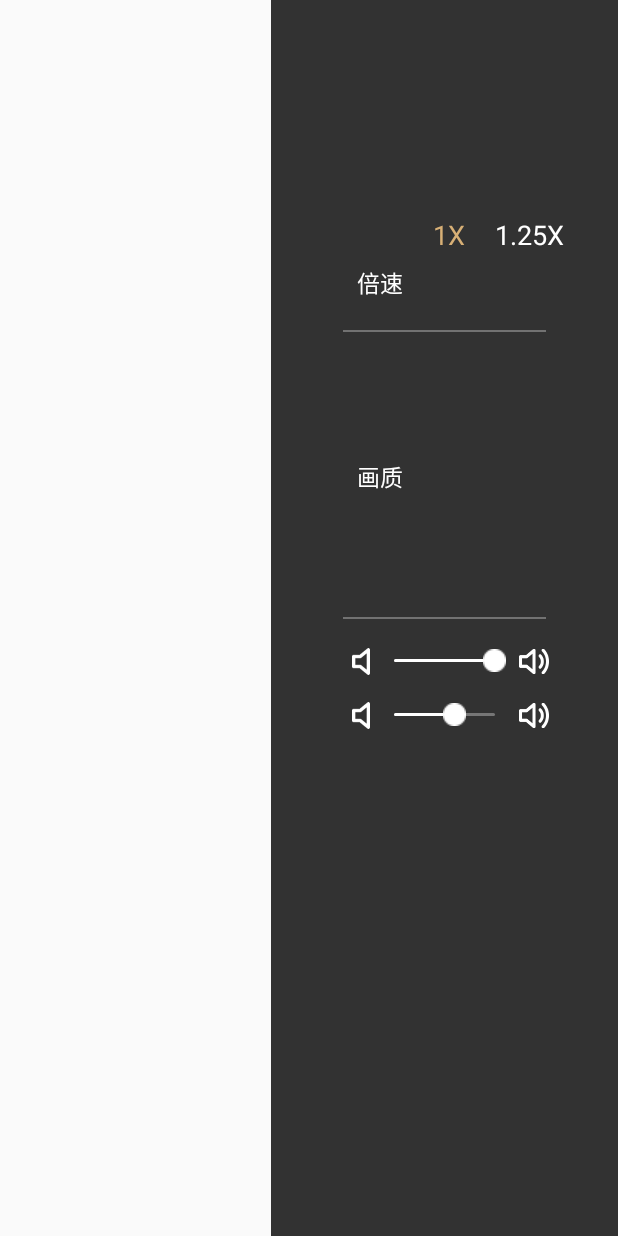
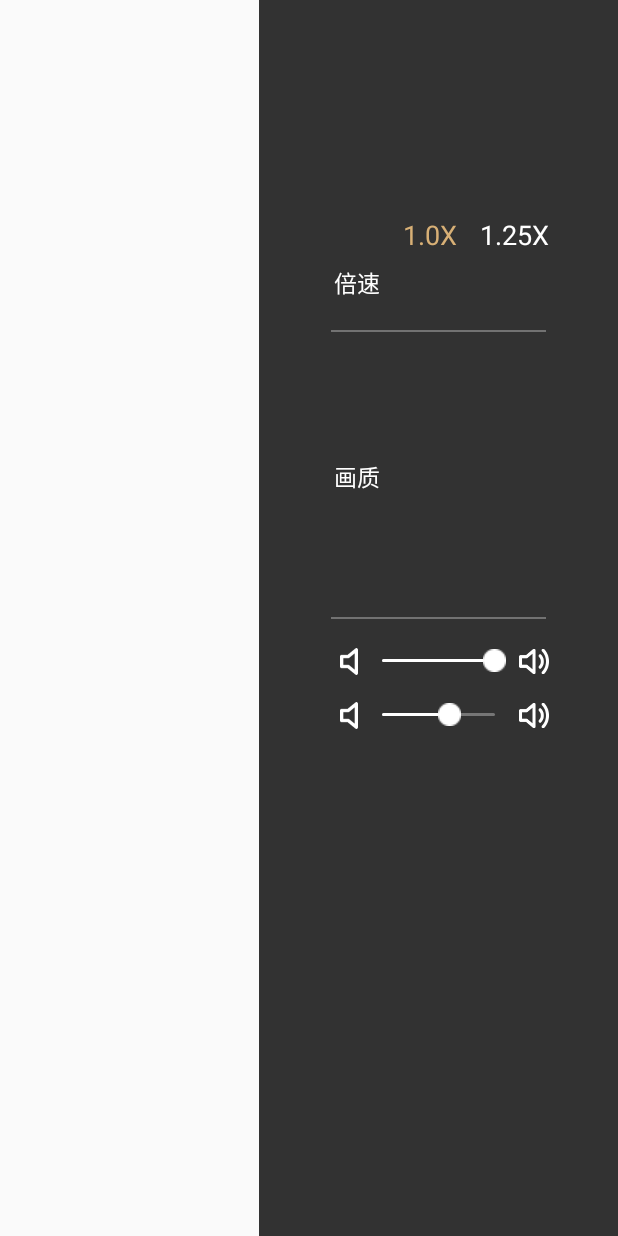
Before and after one commit to L1145418863/jzExpand, an Android app: the layout jz_dialog_more_filled.xml on its own in the app's theme, with its tools: preview values and no code run, on a phone screen of 412 x 824 dp. Run offline under Robolectric (Android 15) with nearby library versions, the phone set to English and light mode, and no system bars.

Commit message:
更新 更多弹框功能

```diff
--- a/app/src/main/java/com/example/administrator/newjz/MainActivity.java
+++ b/app/src/main/java/com/example/administrator/newjz/MainActivity.java
@@ -1,5 +1,6 @@
 package com.example.administrator.newjz;
 
+import android.content.pm.ActivityInfo;
 import android.support.v7.app.AppCompatActivity;
 import android.os.Bundle;
 import android.util.Log;
@@ -90,8 +91,10 @@ public class MainActivity extends AppCompatActivity {
             }
         });
         jzvideoplayerstandard.startVideo();
+        //设置全屏播放
+        JZVideoPlayer.FULLSCREEN_ORIENTATION = ActivityInfo.SCREEN_ORIENTATION_LANDSCAPE;  //横向
+
     }
-
 
     @Override//点击返回键不关闭当前activity
     public void onBackPressed() {
--- a/jiaozivideoplayer/src/main/java/cn/jzvd/JZVideoPlayerStandard.java
+++ b/jiaozivideoplayer/src/main/java/cn/jzvd/JZVideoPlayerStandard.java
@@ -144,6 +144,7 @@ public class JZVideoPlayerStandard extends JZVideoPlayer {
             }
             //显示倍速按钮
             video_speed.setVisibility(View.VISIBLE);
+            video_speed.setText(VariableUtil.speedSize + "X");
             //显示分集按钮
             select_index.setText(isSelection ? "选集" : "");
             //显示下一集按钮
--- a/jiaozivideoplayer/src/main/res/layout/jz_dialog_more_filled.xml
+++ b/jiaozivideoplayer/src/main/res/layout/jz_dialog_more_filled.xml
@@ -9,21 +9,21 @@
     <LinearLayout
         android:layout_width="0dp"
         android:layout_height="match_parent"
-        android:layout_weight="44">
+        android:layout_weight="42">
 
     </LinearLayout>
 
     <android.support.constraint.ConstraintLayout
         android:layout_width="0dp"
         android:layout_height="match_parent"
-        android:layout_weight="56"
+        android:layout_weight="58"
         android:background="#cc000000">
 
         <TextView
             android:id="@+id/notfind_text1"
             android:layout_width="wrap_content"
             android:layout_height="wrap_content"
-            android:layout_marginLeft="57dp"
+            android:layout_marginLeft="50dp"
             android:layout_marginBottom="20dp"
             android:text="倍速"
             android:textColor="#ffffffff"
@@ -31,11 +31,11 @@
             app:layout_constraintBottom_toTopOf="@+id/notfind_text2"
             app:layout_constraintStart_toStartOf="parent" />
 
-        <RadioGroup
+        <LinearLayout
             android:id="@+id/my_jz_video_bs"
             android:layout_width="0dp"
             android:layout_height="wrap_content"
-            android:layout_marginLeft="20dp"
+            android:layout_marginLeft="15dp"
             android:layout_marginRight="35dp"
             android:orientation="horizontal"
             app:layout_constraintBottom_toBottomOf="@+id/notfind_text1"
@@ -43,45 +43,45 @@
             app:layout_constraintStart_toEndOf="@+id/notfind_text1"
             app:layout_constraintTop_toTopOf="@+id/notfind_text1">
 
-            <RadioButton
+            <TextView
                 android:id="@+id/my_jz_video_bs1_0"
                 android:layout_width="wrap_content"
                 android:layout_height="wrap_content"
                 android:button="@null"
-                android:text="1X"
+                android:text="1.0X"
                 android:textColor="#D8B076"
                 android:textSize="18sp" />
 
-            <RadioButton
+            <TextView
                 android:id="@+id/my_jz_video_bs1_25"
                 android:layout_width="wrap_content"
                 android:layout_height="wrap_content"
-                android:layout_marginLeft="20dp"
+                android:layout_marginLeft="15dp"
                 android:button="@null"
                 android:text="1.25X"
                 android:textColor="#ffffffff"
                 android:textSize="18sp" />
 
-            <RadioButton
+            <TextView
                 android:id="@+id/my_jz_video_bs1_5"
                 android:layout_width="wrap_content"
                 android:layout_height="wrap_content"
-                android:layout_marginLeft="20dp"
+                android:layout_marginLeft="15dp"
                 android:button="@null"
                 android:text="1.5X"
                 android:textColor="#ffffffff"
                 android:textSize="18sp" />
 
-            <RadioButton
+            <TextView
                 android:id="@+id/my_jz_video_bs2_0"
                 android:layout_width="wrap_content"
                 android:layout_height="wrap_content"
-                android:layout_marginLeft="20dp"
+                android:layout_marginLeft="15dp"
                 android:button="@null"
-                android:text="2X"
+                android:text="2.0X"
                 android:textColor="#ffffffff"
                 android:textSize="18sp" />
-        </RadioGroup>
+        </LinearLayout>
 
         <TextView
             android:id="@+id/notfind_text2"
```
Also changed, not shown: jiaozivideoplayer/src/main/java/cn/jzvd/JZVideoPlayer.java (+36 -7 lines), jiaozivideoplayer/src/main/res/layout/jz_dialog_more_unfilled.xml (+6 -6 lines), 1 other file.
